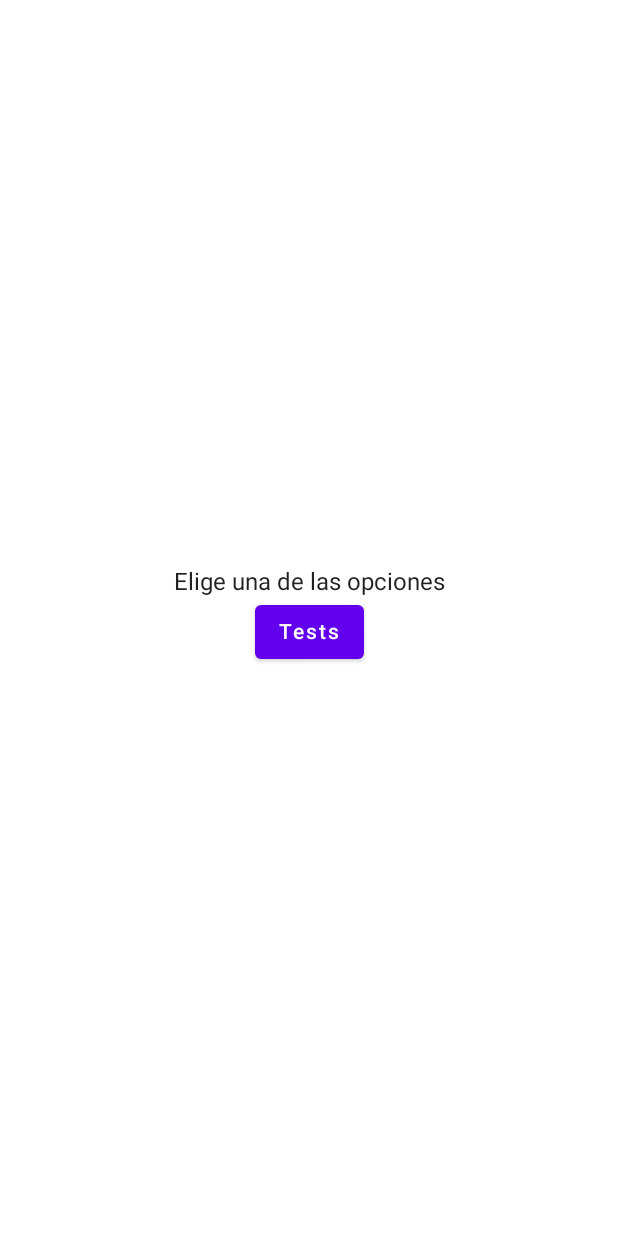
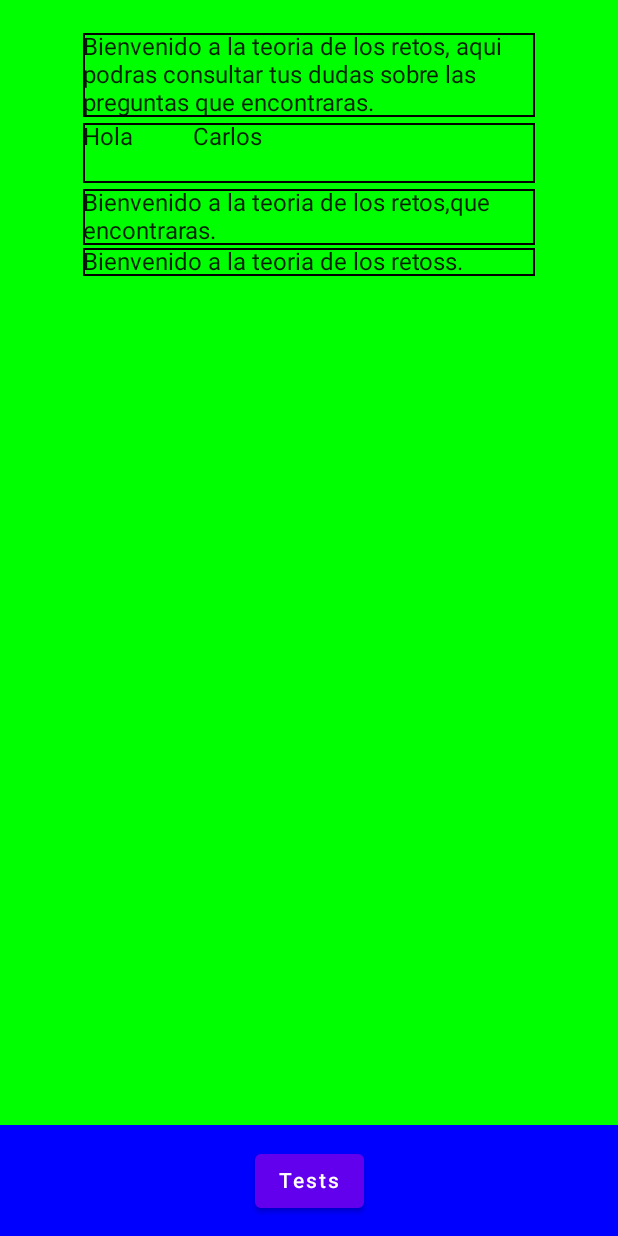
Before and after one commit to maarcoos3/proyectoAndroid, an Android app built with Jetpack Compose: the TeoriaScreen screen opened through its navigation route, on a phone screen of 412 x 824 dp. Run offline under Robolectric (Android 15) with nearby library versions, the phone set to English and light mode, and no system bars.

Commit message:
navegabilidad basica

```diff
--- a/MyApplication4/app/src/main/java/com/example/myapplication4/navigation/AppNavigation.kt
+++ b/MyApplication4/app/src/main/java/com/example/myapplication4/navigation/AppNavigation.kt
@@ -5,6 +5,7 @@ import androidx.navigation.compose.NavHost
 import androidx.navigation.compose.composable
 import androidx.navigation.compose.rememberNavController
 import com.example.myapplication4.screens.FirstScreen
+import com.example.myapplication4.screens.Prueba1
 import com.example.myapplication4.screens.SecondScreen
 import com.example.myapplication4.screens.TeoriaScreen
 
@@ -21,6 +22,9 @@ fun AppNavigation(){
         composable(route = AppScreens.TeoriaScreen.route){
             TeoriaScreen(navController)
         }
+        composable(route = AppScreens.Prueba1.route){
+            Prueba1(navController)
+        }
     }
 
 }
--- a/MyApplication4/app/src/main/java/com/example/myapplication4/navigation/AppScreens.kt
+++ b/MyApplication4/app/src/main/java/com/example/myapplication4/navigation/AppScreens.kt
@@ -4,4 +4,6 @@ sealed class AppScreens(val route: String){
     object FirstScreen: AppScreens(route = "first_screen")
     object SecondScreen: AppScreens(route = "second_screen")
     object TeoriaScreen: AppScreens(route = "teoria_screen")
+    object Prueba1: AppScreens(route = "Prueba1_screen")
+
 }
--- a/MyApplication4/app/src/main/java/com/example/myapplication4/screens/TeoriaScreen.kt
+++ b/MyApplication4/app/src/main/java/com/example/myapplication4/screens/TeoriaScreen.kt
@@ -1,17 +1,21 @@
 package com.example.myapplication4.screens
 
 import android.support.v4.os.IResultReceiver.Default
-import androidx.compose.foundation.layout.Arrangement
-import androidx.compose.foundation.layout.Column
-import androidx.compose.foundation.layout.fillMaxSize
+import androidx.compose.foundation.background
+import androidx.compose.foundation.border
+import androidx.compose.foundation.layout.*
+import androidx.compose.foundation.shape.RoundedCornerShape
 import androidx.compose.material.Button
 import androidx.compose.material.Scaffold
 import androidx.compose.material.Text
 import androidx.compose.runtime.Composable
 import androidx.compose.ui.Alignment
 import androidx.compose.ui.Modifier
+import androidx.compose.ui.graphics.Color
 import androidx.compose.ui.tooling.preview.Preview
+import androidx.compose.ui.unit.dp
 import androidx.navigation.NavController
+import com.example.myapplication4.navigation.AppScreens
 
 @Composable
 fun TeoriaScreen(navController: NavController) {
@@ -24,20 +28,74 @@ fun TeoriaScreen(navController: NavController) {
 fun TeoriaBodyContent(navController: NavController){
     Column(
         modifier = Modifier.fillMaxSize(),
-        verticalArrangement = Arrangement.Center,
+        verticalArrangement = Arrangement.Bottom,
         horizontalAlignment = Alignment.CenterHorizontally
     ) {
-        Text("Elige una de las opciones")
-        Button(onClick = {
-            navController.popBackStack()
-        }) {
-            Text("Tests")
+        Column(
+            modifier = Modifier
+                .height(750.dp)
+                .fillMaxWidth()
+                .background(Color.Green)
+                .padding(horizontal = 50.dp, vertical = 20.dp)
+            ,
+            verticalArrangement = Arrangement.Top,
+            horizontalAlignment = Alignment.CenterHorizontally
+        ) {
+            Column(
+                verticalArrangement = Arrangement.Top,
+            ) {
+                Box(modifier = Modifier
+                    .padding(horizontal = 5.dp, vertical = 2.dp)
+                    .border(width = 1.dp, color = Color.Black)
+                    .fillMaxWidth()
+                ) {
+                    Text(text = "Bienvenido a la teoria de los retos, aqui podras consultar tus dudas sobre las preguntas que encontraras.")
+                }
+                Box(modifier = Modifier
+                    .padding(horizontal = 5.dp, vertical = 2.dp)
+                    .border(width = 1.dp, color = Color.Black)
+                    .fillMaxWidth()
+                ) {
+                    Row( ) {
+                       Text(text = "Hola")
+                        Spacer(modifier = Modifier.padding(20.dp))
+                       Text(text = "Carlos")
+                    }
+                }
+                Box(modifier = Modifier
+                    .padding(horizontal = 5.dp, vertical = 2.dp)
+                    .border(width = 1.dp, color = Color.Black)
+                ) {
+
+                    Text(text = "Bienvenido a la teoria de los retos,que encontraras.")
+                }
+                Box(modifier = Modifier
+                    .padding(horizontal = 5.dp)
+                    .border(width = 1.dp, color = Color.Black)
+                    .fillMaxWidth()
+
+                ) {
+
+                    Text(text = "Bienvenido a la teoria de los retoss.")
+                }
+            }
         }
 
-    }
-    Column (
+        Column(
+            Modifier
+                .height(100.dp)
+                .fillMaxWidth()
+                .background(Color.Blue)
+                .height(70.dp),
+            verticalArrangement = Arrangement.Center,
+            horizontalAlignment = Alignment.CenterHorizontally
+        ) {
+            Button(onClick = {
+                navController.popBackStack()
+            }) {
+                Text("Tests")
+            }
 
-            ){
-
+        }
     }
 }
--- a/MyApplication4/app/src/main/res/values/strings.xml
+++ b/MyApplication4/app/src/main/res/values/strings.xml
@@ -1,3 +1,7 @@
 <resources>
     <string name="app_name">MyApplication4</string>
+    <array name="all_questions">
+        <item>¿Qué etiqueta se utiliza para poner títulos?;h2;*h1;h3;p</item>
+        <item>¿Qué etiqueta se utiliza para poner texto plano?;h2;body;h3;*p</item>
+    </array>
 </resources>
```
Also changed, not shown: MyApplication4/app/src/main/java/com/example/myapplication4/screens/Prueba1.kt (added, +18 -0 lines), MyApplication4/app/src/main/java/com/example/myapplication4/screens/SecondScreen.kt (+40 -14 lines).
